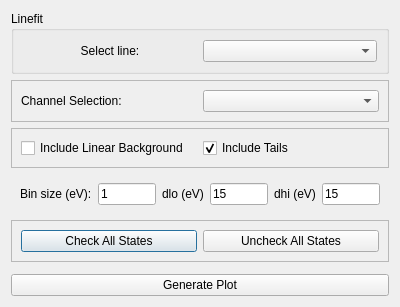
Old version of the form massGui/ui/linefitSetup.ui in the repository gmondee/massGui.
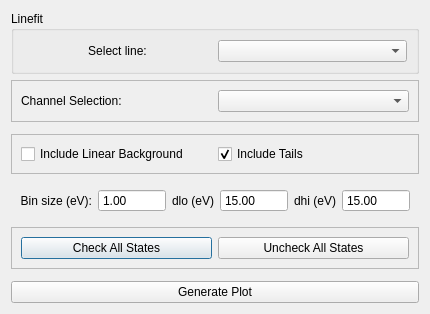
New version of the form. Custom widgets are drawn as their Qt base class.

Commit message:
Change QLineEdits to QDoubleSpinBoxes
This limits what can be typed in and prevents some crashes related to what is entered

What changed in the file:
```diff
--- a/massGui/ui/linefitSetup.ui
+++ b/massGui/ui/linefitSetup.ui
@@ -64,6 +64,16 @@
      </layout>
     </widget>
    </item>
+   <item>
+    <widget class="QFrame" name="frame_4">
+     <property name="frameShape">
+      <enum>QFrame::StyledPanel</enum>
+     </property>
+     <property name="frameShadow">
+      <enum>QFrame::Raised</enum>
+     </property>
+    </widget>
+   </item>
    <item>
     <widget class="QFrame" name="frame_2">
      <property name="frameShape">
@@ -98,52 +108,88 @@
      <layout class="QHBoxLayout" name="horizontalLayout_4">
       <item>
        <widget class="QLabel" name="label_5">
+        <property name="layoutDirection">
+         <enum>Qt::LeftToRight</enum>
+        </property>
         <property name="text">
          <string>Bin size (eV):</string>
         </property>
+        <property name="alignment">
+         <set>Qt::AlignRight|Qt::AlignTrailing|Qt::AlignVCenter</set>
+        </property>
        </widget>
       </item>
       <item>
-       <widget class="QLineEdit" name="binSizeBox">
-        <property name="inputMethodHints">
-         <set>Qt::ImhDigitsOnly</set>
+       <widget class="QDoubleSpinBox" name="binSizeBox">
+        <property name="buttonSymbols">
+         <enum>QAbstractSpinBox::NoButtons</enum>
         </property>
-        <property name="text">
-         <string>1</string>
+        <property name="decimals">
+         <number>2</number>
+        </property>
+        <property name="maximum">
+         <double>10000000.000000000000000</double>
+        </property>
+        <property name="value">
+         <double>1.000000000000000</double>
         </property>
        </widget>
       </item>
       <item>
        <widget class="QLabel" name="label_3">
+        <property name="layoutDirection">
+         <enum>Qt::LeftToRight</enum>
+        </property>
         <property name="text">
          <string>dlo (eV)</string>
         </property>
+        <property name="alignment">
+         <set>Qt::AlignRight|Qt::AlignTrailing|Qt::AlignVCenter</set>
+        </property>
        </widget>
       </item>
       <item>
-       <widget class="QLineEdit" name="dlo">
-        <property name="inputMethodHints">
-         <set>Qt::ImhPreferNumbers</set>
+       <widget class="QDoubleSpinBox" name="dlo">
+        <property name="buttonSymbols">
+         <enum>QAbstractSpinBox::NoButtons</enum>
         </property>
-        <property name="text">
-         <string>15</string>
+        <property name="decimals">
+         <number>2</number>
+        </property>
+        <property name="maximum">
+         <double>10000000.000000000000000</double>
+        </property>
+        <property name="value">
+         <double>15.000000000000000</double>
         </property>
        </widget>
       </item>
       <item>
        <widget class="QLabel" name="label_4">
+        <property name="layoutDirection">
+         <enum>Qt::LeftToRight</enum>
+        </property>
         <property name="text">
          <string>dhi (eV)</string>
         </property>
+        <property name="alignment">
+         <set>Qt::AlignRight|Qt::AlignTrailing|Qt::AlignVCenter</set>
+        </property>
        </widget>
       </item>
       <item>
-       <widget class="QLineEdit" name="dhi">
-        <property name="inputMethodHints">
-         <set>Qt::ImhPreferNumbers</set>
+       <widget class="QDoubleSpinBox" name="dhi">
+        <property name="buttonSymbols">
+         <enum>QAbstractSpinBox::NoButtons</enum>
         </property>
-        <property name="text">
-         <string>15</string>
+        <property name="decimals">
+         <number>2</number>
+        </property>
+        <property name="maximum">
+         <double>10000000.000000000000000</double>
+        </property>
+        <property name="value">
+         <double>15.000000000000000</double>
         </property>
        </widget>
       </item>
```
The commit also changes 8 other files.
